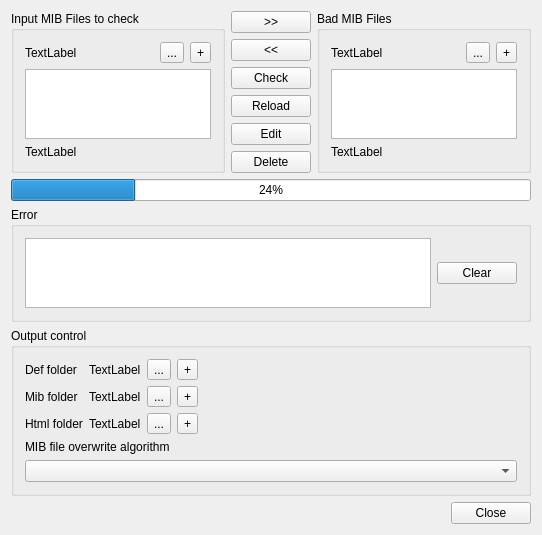
Old version of the form MainWindow.ui in the repository ram-0000/MibChecker.
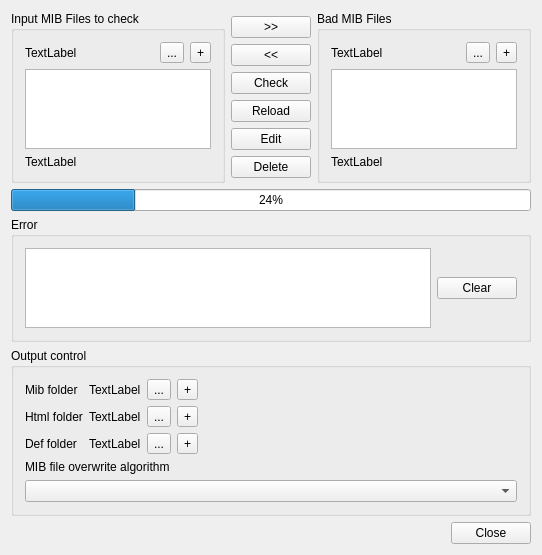
New version of the form. Icons and pictures are not drawn.

The edit to the form file:
```diff
--- a/MainWindow.ui
+++ b/MainWindow.ui
@@ -7,7 +7,7 @@
     <x>0</x>
     <y>0</y>
     <width>542</width>
-    <height>528</height>
+    <height>555</height>
    </rect>
   </property>
   <property name="windowTitle">
@@ -264,29 +264,8 @@
            <property name="topMargin">
             <number>0</number>
            </property>
-           <item row="1" column="2">
-            <widget class="QToolButton" name="MibFolderChooser">
-             <property name="text">
-              <string>...</string>
-             </property>
-             <property name="icon">
-              <iconset resource="Res.qrc">
-               <normaloff>:/res/Chooser.png</normaloff>:/res/Chooser.png</iconset>
-             </property>
-            </widget>
-           </item>
-           <item row="0" column="0">
-            <widget class="QLabel" name="label">
-             <property name="text">
-              <string>Def folder</string>
-             </property>
-             <property name="alignment">
-              <set>Qt::AlignLeading|Qt::AlignLeft|Qt::AlignVCenter</set>
-             </property>
-            </widget>
-           </item>
            <item row="0" column="2">
-            <widget class="QToolButton" name="DefFolderChooser">
+            <widget class="QToolButton" name="MibFolderChooser">
              <property name="text">
               <string>...</string>
              </property>
@@ -297,16 +276,16 @@
             </widget>
            </item>
            <item row="0" column="1">
-            <widget class="QLabel" name="MibFileDefFolderEdit">
+            <widget class="QLabel" name="MibFileMibFolderEdit">
              <property name="text">
               <string>TextLabel</string>
              </property>
             </widget>
            </item>
-           <item row="2" column="2">
-            <widget class="QToolButton" name="HtmlFolderChooser">
+           <item row="0" column="3">
+            <widget class="QToolButton" name="MibFolderOpen">
              <property name="text">
-              <string>...</string>
+              <string>+</string>
              </property>
              <property name="icon">
               <iconset resource="Res.qrc">
@@ -314,7 +293,7 @@
              </property>
             </widget>
            </item>
-           <item row="1" column="0">
+           <item row="0" column="0">
             <widget class="QLabel" name="label_2">
              <property name="text">
               <string>Mib folder</string>
@@ -324,21 +303,46 @@
              </property>
             </widget>
            </item>
-           <item row="1" column="1">
-            <widget class="QLabel" name="MibFileMibFolderEdit">
-             <property name="text">
-              <string>TextLabel</string>
-             </property>
-            </widget>
-           </item>
            <item row="2" column="1">
-            <widget class="QLabel" name="MibFileHtmlFolderEdit">
+            <widget class="QLabel" name="MibFileDefFolderEdit">
              <property name="text">
               <string>TextLabel</string>
              </property>
             </widget>
            </item>
            <item row="2" column="0">
+            <widget class="QLabel" name="label">
+             <property name="text">
+              <string>Def folder</string>
+             </property>
+             <property name="alignment">
+              <set>Qt::AlignLeading|Qt::AlignLeft|Qt::AlignVCenter</set>
+             </property>
+            </widget>
+           </item>
+           <item row="2" column="2">
+            <widget class="QToolButton" name="DefFolderChooser">
+             <property name="text">
+              <string>...</string>
+             </property>
+             <property name="icon">
+              <iconset resource="Res.qrc">
+               <normaloff>:/res/Chooser.png</normaloff>:/res/Chooser.png</iconset>
+             </property>
+            </widget>
+           </item>
+           <item row="2" column="3">
+            <widget class="QToolButton" name="DefFolderOpen">
+             <property name="text">
+              <string>+</string>
+             </property>
+             <property name="icon">
+              <iconset resource="Res.qrc">
+               <normaloff>:/res/Folder.png</normaloff>:/res/Folder.png</iconset>
+             </property>
+            </widget>
+           </item>
+           <item row="1" column="0">
             <widget class="QLabel" name="label_3">
              <property name="text">
               <string>Html folder</string>
@@ -348,10 +352,17 @@
              </property>
             </widget>
            </item>
-           <item row="0" column="3">
-            <widget class="QToolButton" name="DefFolderOpen">
+           <item row="1" column="1">
+            <widget class="QLabel" name="MibFileHtmlFolderEdit">
              <property name="text">
-              <string>+</string>
+              <string>TextLabel</string>
+             </property>
+            </widget>
+           </item>
+           <item row="1" column="2">
+            <widget class="QToolButton" name="HtmlFolderChooser">
+             <property name="text">
+              <string>...</string>
              </property>
              <property name="icon">
               <iconset resource="Res.qrc">
@@ -360,17 +371,6 @@
             </widget>
            </item>
            <item row="1" column="3">
-            <widget class="QToolButton" name="MibFolderOpen">
-             <property name="text">
-              <string>+</string>
-             </property>
-             <property name="icon">
-              <iconset resource="Res.qrc">
-               <normaloff>:/res/Folder.png</normaloff>:/res/Folder.png</iconset>
-             </property>
-            </widget>
-           </item>
-           <item row="2" column="3">
             <widget class="QToolButton" name="HtmlFolderOpen">
              <property name="text">
               <string>+</string>
```
Left out of the diff: 4 changed lines with no effect on the pictures.
